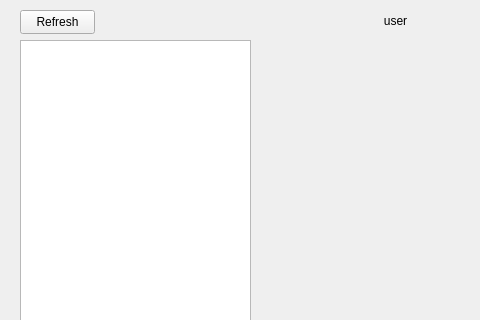
Above: ui/widget.ui from CousinRock/GEE_Asset_Help before the change; both pictures show x 0 to 480 and y 0 to 320 of the 670 by 619 pixel window. Below: the same form after it.
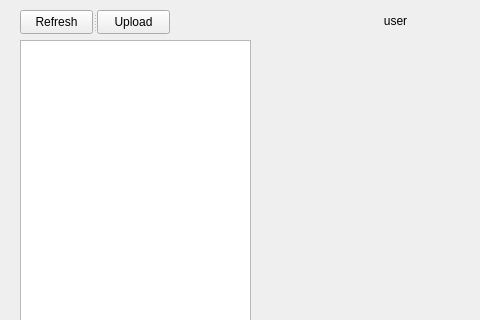
That is the form after the change.

What changed in the file:
```diff
--- a/ui/widget.ui
+++ b/ui/widget.ui
@@ -57,18 +57,28 @@
 }</string>
    </property>
   </widget>
-  <widget class="QPushButton" name="refresh">
+  <widget class="QSplitter" name="splitter">
    <property name="geometry">
     <rect>
      <x>20</x>
      <y>10</y>
-     <width>75</width>
+     <width>150</width>
      <height>24</height>
     </rect>
    </property>
+   <property name="orientation">
+    <enum>Qt::Orientation::Horizontal</enum>
+   </property>
+   <widget class="QPushButton" name="refresh">
    <property name="text">
     <string>Refresh</string>
    </property>
+   </widget>
+   <widget class="QPushButton" name="upload">
+    <property name="text">
+     <string>Upload</string>
+    </property>
+   </widget>
   </widget>
  </widget>
  <resources/>
```
Lines whose indentation alone changed are shown as unchanged.
